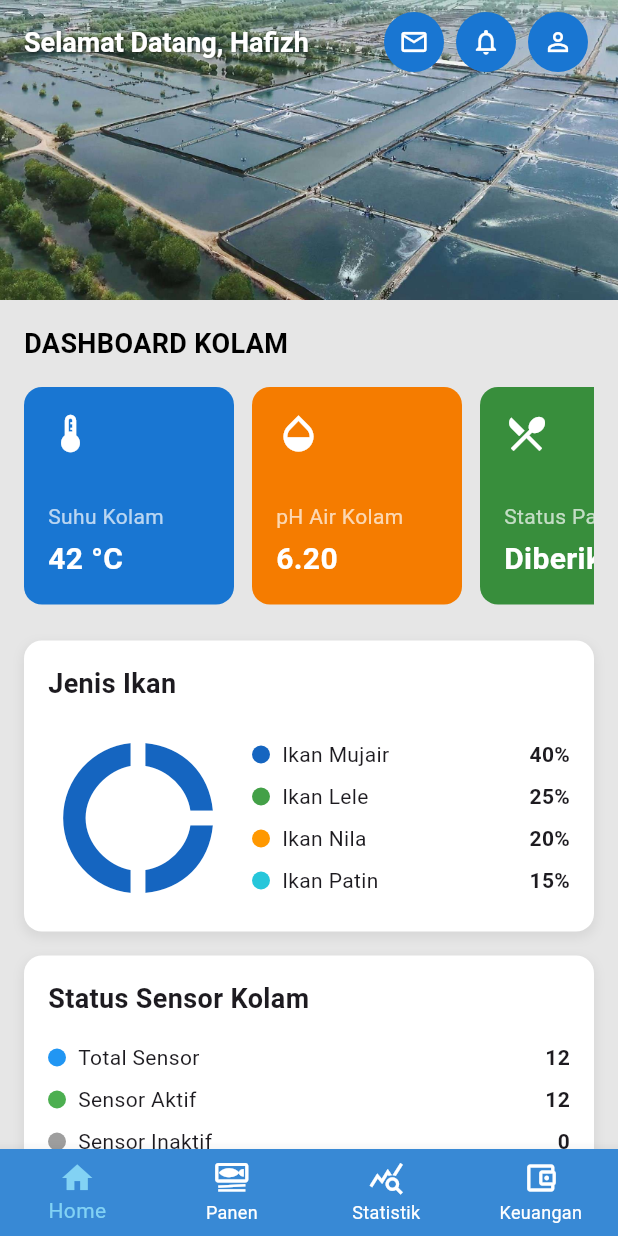
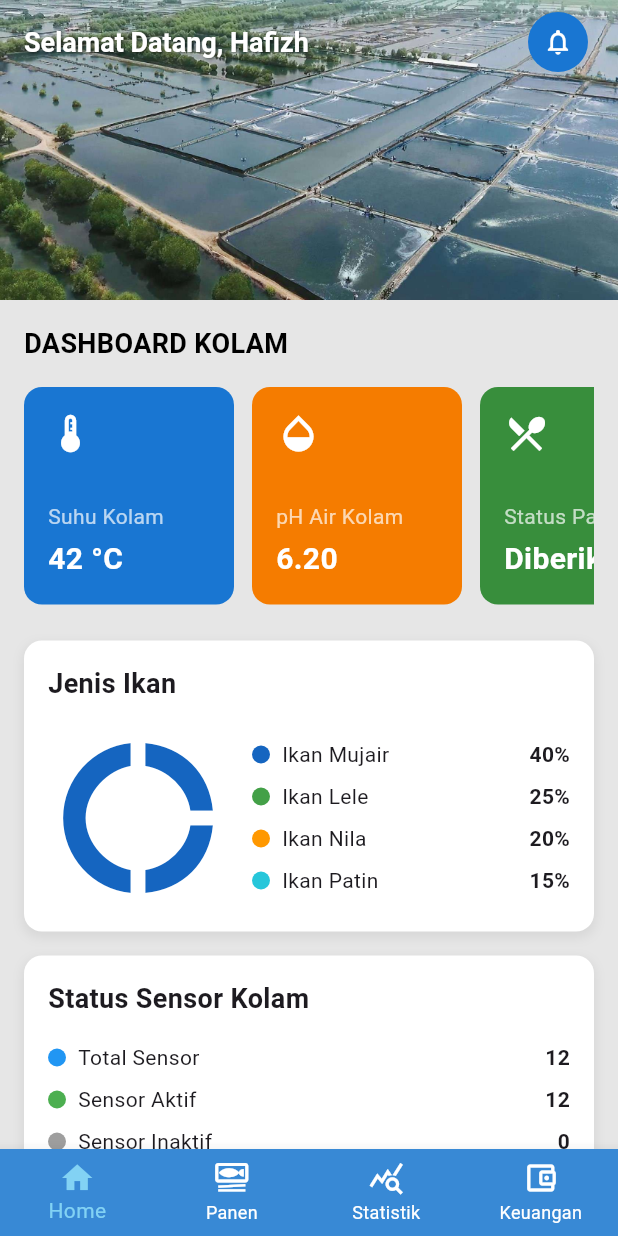
Before and after one commit to NekoDesu-cyte/Tubes_PPB_Tambak, a Flutter app: the screen it shows after launch, on a phone screen of 412 x 824 dp. Run offline on Flutter 3.47's test engine with Material 3 defaults, Android fonts, the phone set to English and light mode, and no system bars; our stand-ins replace fl_chart.

Commit message:
adding notification page, removing  mail icon on appbar.

```diff
--- a/mina_jaya_app/lib/main_page.dart
+++ b/mina_jaya_app/lib/main_page.dart
@@ -1,8 +1,9 @@
 import 'package:flutter/material.dart';
-import 'dashboard.dart';
-import 'keuangan.dart';
-import 'statistik.dart';
-import 'panen.dart';
+import 'dashboard.dart'; // Mengandung HomePage
+import 'keuangan.dart'; // Mengandung KeuanganPage
+import 'statistik.dart'; // Mengandung StatistikPage
+import 'panen.dart'; // Mengandung PanenPage
+import 'notification.dart'; // Mengandung NotificationPage
 
 class MainPage extends StatefulWidget {
   const MainPage({super.key});
@@ -15,11 +16,12 @@ class _MainPageState extends State<MainPage> {
   int _selectedIndex = 0;
 
   // Pastikan nama class-nya benar: HomePage, PanenPage, dst.
+  // Menghapus 'const' untuk menghindari error GlobalKey
   final List<Widget> _widgetOptions = <Widget>[
-    const HomePage(),
-    const PanenPage(),
-    const StatistikPage(),
-    const KeuanganPage(),
+    HomePage(),
+    PanenPage(),
+    StatistikPage(),
+    KeuanganPage(),
   ];
 
   void _onItemTapped(int index) {
@@ -28,9 +30,13 @@ class _MainPageState extends State<MainPage> {
     });
   }
 
-  // --- WIDGET BANTUAN UNTUK IKON APPBAR (PINDAHAN DARI HOME) ---
-  Widget _buildTopIcon(IconData icon) {
-    return Padding(
+  // --- WIDGET BANTUAN UNTUK IKON APPBAR (SUDAH DIMODIFIKASI) ---
+  // 1. Ditambahkan parameter {VoidCallback? onPressed}
+  Widget _buildTopIcon(IconData icon, {VoidCallback? onPressed}) {
+    // 2. Dibungkus GestureDetector agar bisa di-tap
+    return GestureDetector(
+      onTap: onPressed, // <-- Dipasang di sini
+      child: Padding(
         padding: const EdgeInsets.symmetric(horizontal: 4.0),
         child: CircleAvatar(
           radius: 20,
@@ -41,16 +47,16 @@ class _MainPageState extends State<MainPage> {
             size: 20,
           ),
         ),
+      ),
     );
   }
-  // -----------------------------------------------------------
 
   @override
   Widget build(BuildContext context) {
     return Scaffold(
-      // --- TAMBAHKAN KODE APPBAR DI SINI ---
-      extendBodyBehindAppBar: true, // <-- BARU
-      appBar: AppBar( // <-- BARU
+      // APPBAR DI SINI
+      extendBodyBehindAppBar: true,
+      appBar: AppBar(
         backgroundColor: Colors.transparent,
         elevation: 0,
         title: const Text(
@@ -70,14 +76,20 @@ class _MainPageState extends State<MainPage> {
         ),
         titleSpacing: 16.0,
         actions: [
-          _buildTopIcon(Icons.mail_outline),
-          _buildTopIcon(Icons.notifications_none),
-          _buildTopIcon(Icons.person_outline),
+          _buildTopIcon(
+            Icons.notifications_none,
+            onPressed: () {
+              Navigator.push(
+                context,
+                MaterialPageRoute(
+                  builder: (context) => const NotificationPage(),
+                ),
+              );
+            },
+          ),
           const SizedBox(width: 16),
         ],
       ),
-      // -------------------------------------
-
       body: Center(
         child: _widgetOptions.elementAt(_selectedIndex),
       ),
```
Also changed, not shown: mina_jaya_app/lib/dashboard.dart (+0 -17 lines), mina_jaya_app/lib/notification.dart (added, +147 -0 lines), 1 other file. Lines whose indentation alone changed are shown as unchanged.
